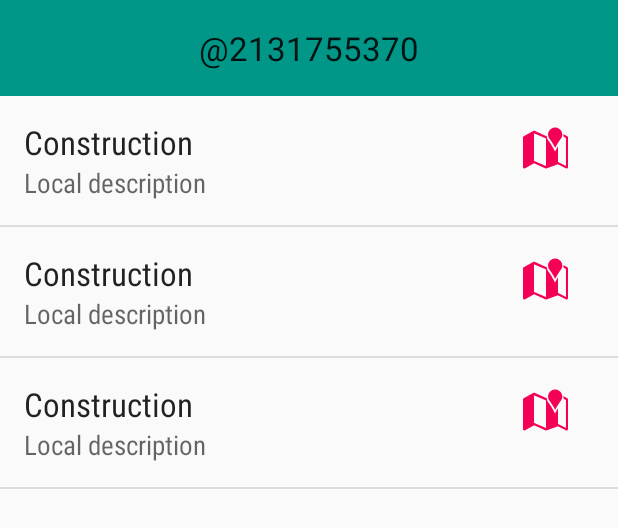
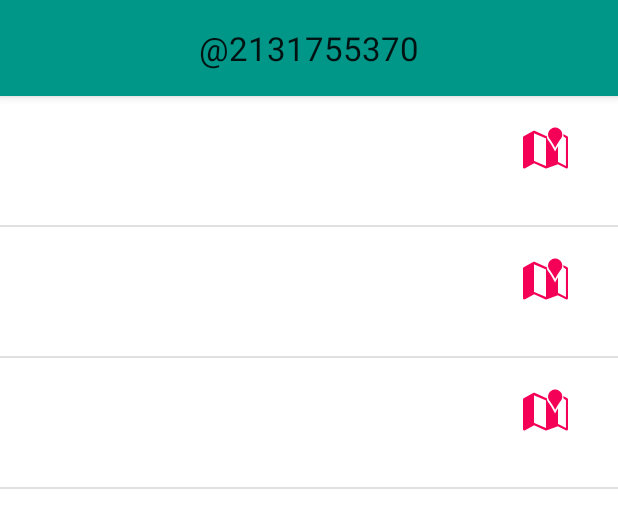
Before and after one commit to iskandergaba/TrafficIncidents-UdacityAndroidDevNanodegree, an Android app: the layout widget_layout.xml on its own in the app's theme, with its tools: preview values and no code run, on a phone screen of 412 x 824 dp. Shown: the top 528 px of the screen. Run offline under Robolectric (Android 15) with nearby library versions, the phone set to English and light mode, and no system bars.

Commit message:
Fixed the widget.

```diff
--- a/app/src/main/java/com/gaba/alex/trafficincidents/Sync/IncidentsSyncAdapter.java
+++ b/app/src/main/java/com/gaba/alex/trafficincidents/Sync/IncidentsSyncAdapter.java
@@ -102,6 +102,7 @@ public class IncidentsSyncAdapter extends AbstractThreadedSyncAdapter {
                 int statusCode = new JSONObject(incidents).getInt("statusCode");
                 Utility.updateDatabase(getContext(), incidentsJSON, statusCode);
                 Utility.pushNotification(getContext(), lat, lng, range, severity);
+                Utility.updateWidget(getContext());
 
             } catch (JSONException | NullPointerException |OperationApplicationException | RemoteException e) {
                 e.printStackTrace();
--- a/app/src/main/res/layout/widget_layout.xml
+++ b/app/src/main/res/layout/widget_layout.xml
@@ -4,7 +4,8 @@
     xmlns:tools="http://schemas.android.com/tools"
     android:layout_width="match_parent"
     android:layout_height="match_parent"
-    android:orientation="vertical">
+    android:orientation="vertical"
+    android:background="@android:color/white">
 
     <TextView
         android:id="@+id/widget_name"
@@ -15,7 +16,8 @@
         android:layout_gravity="center"
         android:text="@string/app_name"
         android:textAppearance="?android:textAppearanceLarge"
-        android:background="@color/colorPrimary"/>
+        android:background="@color/colorPrimary"
+        android:elevation="4dp"/>
 
     <ListView
         android:id="@+id/list_view_widget"
--- a/app/src/main/res/layout/widget_list_view_item.xml
+++ b/app/src/main/res/layout/widget_list_view_item.xml
@@ -1,6 +1,7 @@
 <?xml version="1.0" encoding="utf-8"?>
 <LinearLayout
     xmlns:android="http://schemas.android.com/apk/res/android"
+    android:id="@+id/widget_row"
     android:layout_width="match_parent"
     android:layout_height="wrap_content"
     android:paddingStart="@dimen/activity_vertical_margin"
@@ -18,7 +19,7 @@
             android:layout_height="wrap_content"
             android:paddingTop="@dimen/activity_horizontal_margin"
             android:fontFamily="sans-serif-condensed"
-            android:textAppearance="?android:textAppearanceLarge"
+            android:textAppearance="?android:textAppearanceLargeInverse"
 
             android:text="Construction"/>
 
@@ -27,7 +28,7 @@
             android:layout_width="match_parent"
             android:layout_height="wrap_content"
             android:fontFamily="sans-serif-condensed"
-            android:textAppearance="?android:textAppearanceMedium"
+            android:textAppearance="?android:textAppearanceMediumInverse"
             android:text="Local description"/>
 
 
@@ -38,7 +39,6 @@
         android:layout_width="wrap_content"
         android:layout_height="wrap_content"
         android:src="@android:drawable/ic_dialog_map"
-        android:background="?attr/selectableItemBackgroundBorderless"
         android:clickable="true"
         android:tint="@color/colorAccent"
         android:contentDescription="View on Map"
@@ -46,6 +46,6 @@
         android:paddingLeft="@dimen/activity_vertical_margin"
         android:paddingRight="@dimen/activity_vertical_margin"
         android:paddingEnd="@dimen/activity_vertical_margin"
-        android:layout_gravity="center"/>
+        android:layout_gravity="center" />
 
 </LinearLayout>
--- a/app/src/main/res/xml/widget_info.xml
+++ b/app/src/main/res/xml/widget_info.xml
@@ -2,8 +2,8 @@
 <appwidget-provider
     xmlns:android="http://schemas.android.com/apk/res/android"
     android:initialLayout="@layout/widget_layout"
-    android:minHeight="110dp"
+    android:minHeight="250dp"
     android:minWidth="250dp"
     android:previewImage="@drawable/widget_preview"
     android:resizeMode="vertical"
-    android:updatePeriodMillis="0"/>
+    android:updatePeriodMillis="0" />
```
Also changed, not shown: app/src/main/java/com/gaba/alex/trafficincidents/SettingsActivity.java (+8 -1 lines), app/src/main/java/com/gaba/alex/trafficincidents/Utility.java (+12 -0 lines), app/src/main/java/com/gaba/alex/trafficincidents/Widget/IncidentsWidgetProvider.java (+5 -2 lines), app/src/main/java/com/gaba/alex/trafficincidents/Widget/WidgetListProvider.java (+29 -8 lines), 1 other file.
